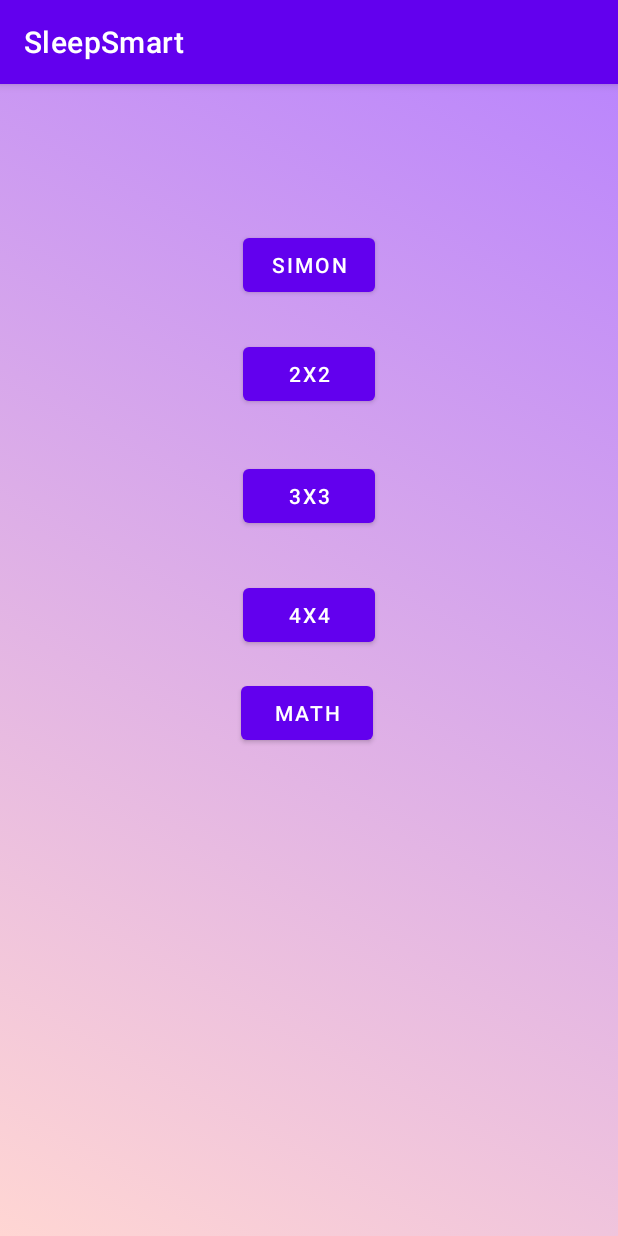
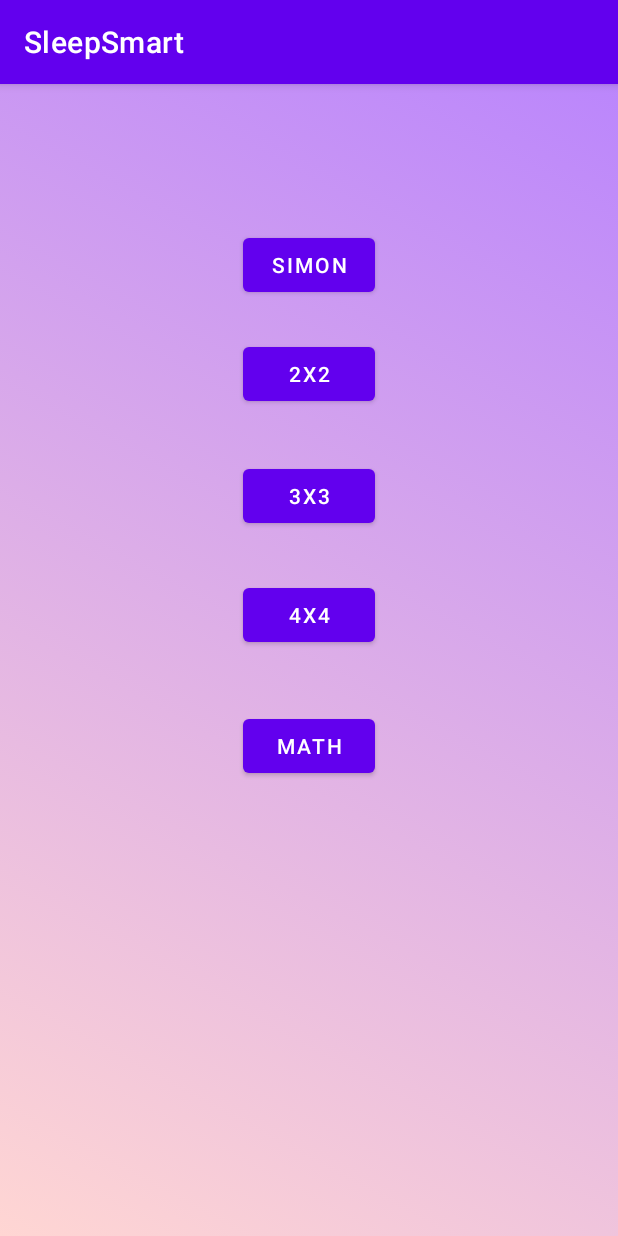
Before and after one commit to Wangsteven3/EC327-Project, an Android app: the gamemenu screen opened directly, with no data from a screen before it, on a phone screen of 412 x 824 dp. Run offline under Robolectric (Android 15) with nearby library versions, the phone set to English and light mode, and no system bars; Roboto replaces fonts that are not available here.

Commit message:
Update gamemenu.xml

```diff
--- a/app/src/main/res/layout/gamemenu.xml
+++ b/app/src/main/res/layout/gamemenu.xml
@@ -1,6 +1,5 @@
 <?xml version="1.0" encoding="utf-8"?>
-<androidx.constraintlayout.widget.ConstraintLayout
-    xmlns:android="http://schemas.android.com/apk/res/android"
+<androidx.constraintlayout.widget.ConstraintLayout xmlns:android="http://schemas.android.com/apk/res/android"
     xmlns:app="http://schemas.android.com/apk/res-auto"
     xmlns:tools="http://schemas.android.com/tools"
     android:id="@+id/gameMenuLayout"
@@ -57,12 +56,12 @@
         android:id="@+id/choice5"
         android:layout_width="wrap_content"
         android:layout_height="wrap_content"
-        android:layout_marginStart="160dp"
-        android:layout_marginLeft="160dp"
-        android:layout_marginTop="32dp"
-        android:layout_marginEnd="163dp"
-        android:layout_marginRight="163dp"
-        android:layout_marginBottom="340dp"
+        android:layout_marginStart="161dp"
+        android:layout_marginLeft="161dp"
+        android:layout_marginTop="29dp"
+        android:layout_marginEnd="162dp"
+        android:layout_marginRight="162dp"
+        android:layout_marginBottom="293dp"
         android:text="Math"
         app:layout_constraintBottom_toBottomOf="parent"
         app:layout_constraintEnd_toEndOf="parent"
```
